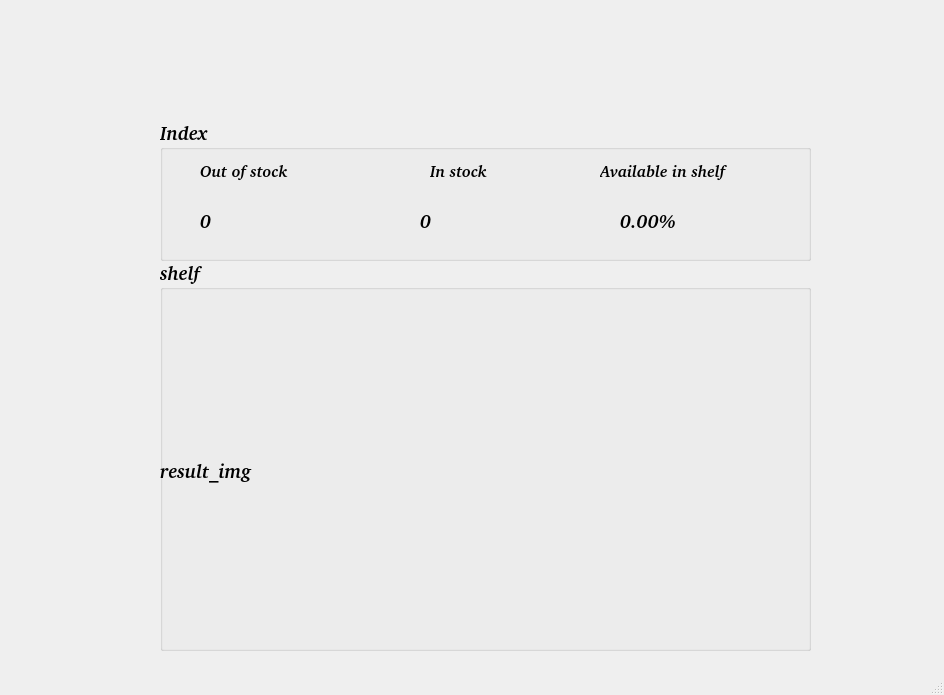
Winxkin/pyqt5_inventory, file design.ui: the form before one commit.
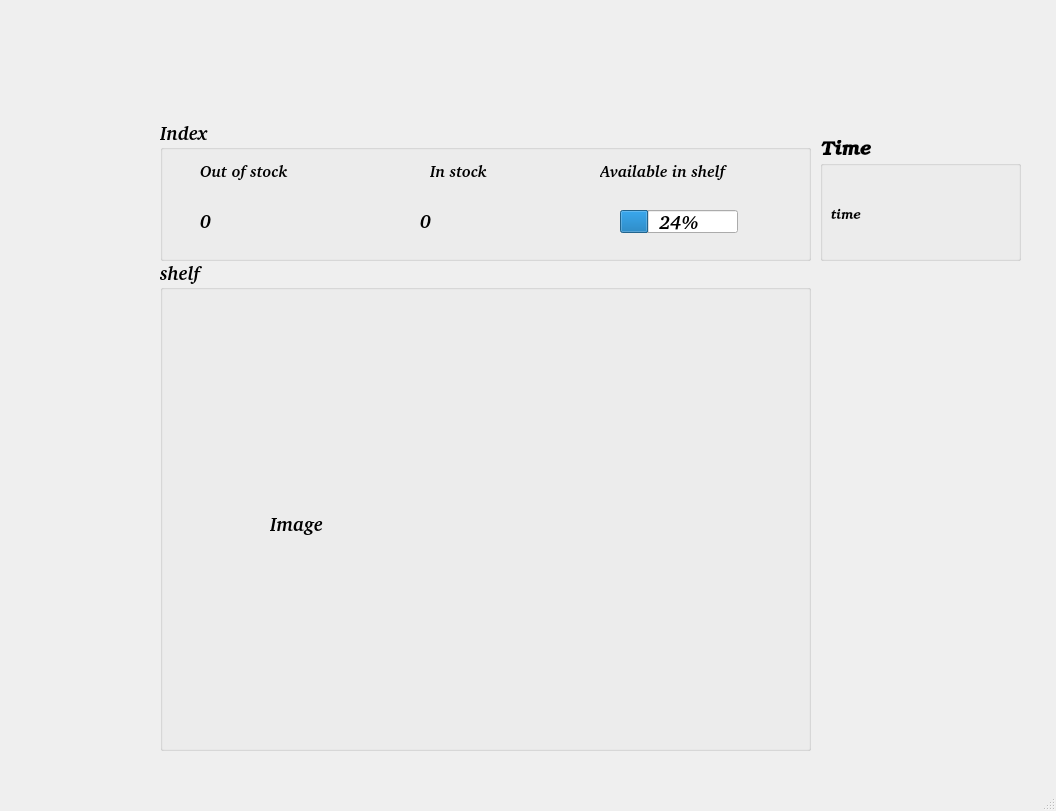
The form after the commit. Icons and pictures are not drawn.

What changed in the file:
```diff
--- a/design.ui
+++ b/design.ui
@@ -6,8 +6,8 @@
    <rect>
     <x>0</x>
     <y>0</y>
-    <width>944</width>
-    <height>695</height>
+    <width>1056</width>
+    <height>811</height>
    </rect>
   </property>
   <property name="windowTitle">
@@ -18,7 +18,7 @@
     <property name="geometry">
      <rect>
       <x>250</x>
-      <y>0</y>
+      <y>10</y>
       <width>451</width>
       <height>111</height>
      </rect>
@@ -36,7 +36,7 @@
       <x>160</x>
       <y>260</y>
       <width>651</width>
-      <height>391</height>
+      <height>491</height>
      </rect>
     </property>
     <property name="font">
@@ -54,14 +54,14 @@
     <widget class="QLabel" name="result_img">
      <property name="geometry">
       <rect>
-       <x>0</x>
-       <y>30</y>
-       <width>651</width>
-       <height>361</height>
+       <x>110</x>
+       <y>40</y>
+       <width>448</width>
+       <height>448</height>
       </rect>
      </property>
      <property name="text">
-      <string>result_img</string>
+      <string>Image</string>
      </property>
     </widget>
    </widget>
@@ -166,17 +166,60 @@
       <string>0</string>
      </property>
     </widget>
-    <widget class="QLabel" name="avalible_index">
+    <widget class="QProgressBar" name="avalible_index">
      <property name="geometry">
       <rect>
        <x>460</x>
-       <y>80</y>
-       <width>111</width>
-       <height>41</height>
+       <y>90</y>
+       <width>118</width>
+       <height>23</height>
       </rect>
+     </property>
+     <property name="value">
+      <number>24</number>
+     </property>
+    </widget>
+   </widget>
+   <widget class="QGroupBox" name="TimeBox">
+    <property name="geometry">
+     <rect>
+      <x>820</x>
+      <y>140</y>
+      <width>201</width>
+      <height>121</height>
+     </rect>
+    </property>
+    <property name="font">
+     <font>
+      <family>URW Bookman</family>
+      <pointsize>14</pointsize>
+      <weight>75</weight>
+      <italic>true</italic>
+      <bold>true</bold>
+     </font>
+    </property>
+    <property name="title">
+     <string>Time</string>
+    </property>
+    <widget class="QLabel" name="time">
+     <property name="geometry">
+      <rect>
+       <x>10</x>
+       <y>40</y>
+       <width>191</width>
+       <height>71</height>
+      </rect>
+     </property>
+     <property name="font">
+      <font>
+       <family>Sans</family>
+       <pointsize>10</pointsize>
+       <weight>50</weight>
+       <bold>false</bold>
+      </font>
      </property>
      <property name="text">
-      <string>0.00%</string>
+      <string>time</string>
      </property>
     </widget>
    </widget>
```
Left out of the diff: 4 changed lines with no effect on the pictures.
